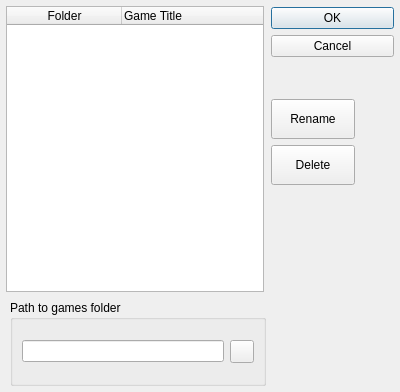
Above: src/ui/other/open_project_dialog.ui from EasyRPG/Editor before the change. Below: the same form after it.
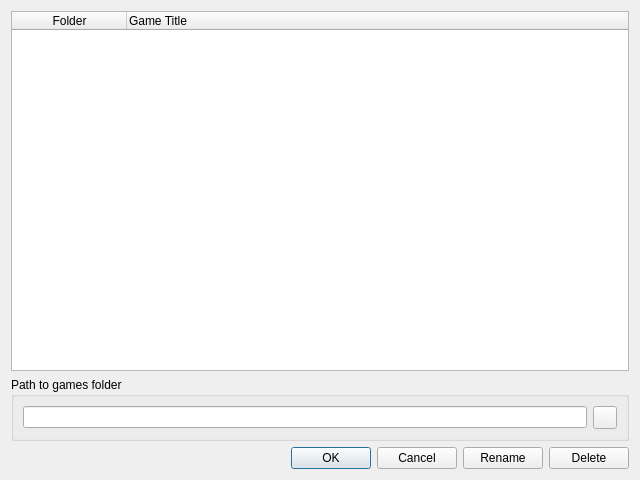
That is the form after the change. Icons and pictures are not drawn.

Commit message: Fix Open Project Dialog layout

```diff
--- a/src/ui/other/open_project_dialog.ui
+++ b/src/ui/other/open_project_dialog.ui
@@ -2,53 +2,19 @@
 <ui version="4.0">
  <class>OpenProjectDialog</class>
  <widget class="QDialog" name="OpenProjectDialog">
+  <property name="geometry">
+   <rect>
+    <x>0</x>
+    <y>0</y>
+    <width>640</width>
+    <height>480</height>
+   </rect>
+  </property>
   <property name="windowTitle">
    <string>Open existing Project</string>
   </property>
-  <widget class="QGroupBox" name="groupBox">
-   <property name="geometry">
-    <rect>
-     <x>10</x>
-     <y>300</y>
-     <width>256</width>
-     <height>86</height>
-    </rect>
-   </property>
-   <property name="title">
-    <string>Path to games folder</string>
-   </property>
-   <layout class="QHBoxLayout" name="horizontalLayout">
+  <layout class="QVBoxLayout" name="verticalLayout">
     <item>
-     <widget class="QLineEdit" name="lineProjectPath">
-      <property name="readOnly">
-       <bool>true</bool>
-      </property>
-     </widget>
-    </item>
-    <item>
-     <widget class="QToolButton" name="toolProjectPath">
-      <property name="text">
-       <string/>
-      </property>
-      <property name="icon">
-       <iconset resource="../../Resources.qrc">
-        <normaloff>:/icons/share/old_folder.png</normaloff>:/icons/share/old_folder.png</iconset>
-      </property>
-     </widget>
-    </item>
-   </layout>
-  </widget>
-  <widget class="QWidget" name="">
-   <property name="geometry">
-    <rect>
-     <x>6</x>
-     <y>6</y>
-     <width>258</width>
-     <height>286</height>
-    </rect>
-   </property>
-   <layout class="QGridLayout" name="gridLayout">
-    <item row="0" column="0">
      <widget class="QTableWidget" name="tableProjects">
       <property name="editTriggers">
        <set>QAbstractItemView::AnyKeyPressed|QAbstractItemView::DoubleClicked</set>
@@ -86,56 +52,78 @@
       </column>
      </widget>
     </item>
-   </layout>
-  </widget>
-  <widget class="QPushButton" name="pushDelete">
-   <property name="geometry">
-    <rect>
-     <x>271</x>
-     <y>145</y>
-     <width>84</width>
-     <height>40</height>
-    </rect>
-   </property>
-   <property name="text">
-    <string>Delete</string>
-   </property>
-  </widget>
-  <widget class="QPushButton" name="pushRename">
-   <property name="geometry">
-    <rect>
-     <x>271</x>
-     <y>99</y>
-     <width>84</width>
-     <height>40</height>
-    </rect>
-   </property>
-   <property name="text">
-    <string>Rename</string>
-   </property>
-  </widget>
+   <item>
+    <widget class="QGroupBox" name="groupBox">
+     <property name="title">
+      <string>Path to games folder</string>
+     </property>
+     <layout class="QHBoxLayout" name="horizontalLayout">
+      <item>
+       <widget class="QLineEdit" name="lineProjectPath">
+        <property name="readOnly">
+         <bool>true</bool>
+        </property>
+       </widget>
+      </item>
+      <item>
+       <widget class="QToolButton" name="toolProjectPath">
+        <property name="text">
+         <string/>
+        </property>
+        <property name="icon">
+         <iconset>
+          <normaloff>:/icons/share/old_folder.png</normaloff>:/icons/share/old_folder.png</iconset>
+        </property>
+       </widget>
+      </item>
+     </layout>
+    </widget>
+   </item>
+   <item>
+    <layout class="QHBoxLayout" name="horizontalLayout_2">
+     <item>
+      <spacer name="horizontalSpacer">
+       <property name="orientation">
+        <enum>Qt::Horizontal</enum>
+       </property>
+       <property name="sizeHint" stdset="0">
+        <size>
+         <width>40</width>
+         <height>20</height>
+        </size>
+       </property>
+      </spacer>
+     </item>
+     <item>
   <widget class="QDialogButtonBox" name="buttonBox">
-   <property name="geometry">
-    <rect>
-     <x>271</x>
-     <y>7</y>
-     <width>123</width>
-     <height>86</height>
-    </rect>
-   </property>
    <property name="sizePolicy">
     <sizepolicy hsizetype="Fixed" vsizetype="Fixed">
      <horstretch>0</horstretch>
      <verstretch>0</verstretch>
     </sizepolicy>
    </property>
-   <property name="orientation">
-    <enum>Qt::Vertical</enum>
-   </property>
    <property name="standardButtons">
     <set>QDialogButtonBox::Cancel|QDialogButtonBox::Ok</set>
    </property>
   </widget>
+     </item>
+     <item>
+      <widget class="QPushButton" name="pushRename">
+       <property name="text">
+        <string>Rename</string>
+       </property>
+      </widget>
+     </item>
+     <item>
+      <widget class="QPushButton" name="pushDelete">
+       <property name="text">
+        <string>Delete</string>
+       </property>
+      </widget>
+     </item>
+    </layout>
+   </item>
+  </layout>
  </widget>
  <resources>
   <include location="../../Resources.qrc"/>
```
Lines whose indentation alone changed are shown as unchanged. The commit also changes 1 other file.
